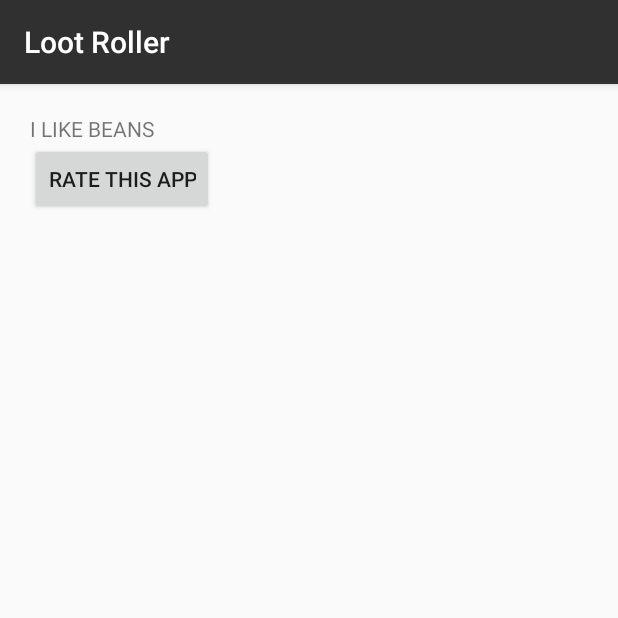
After one commit to BecomingPizza/dnd-5e-treasure, an Android app: the fragment AboutFragment placed in its activity, on a phone screen of 412 x 824 dp, the top half of it. The commit adds this screen. Run offline under Robolectric (Android 15) with nearby library versions, the phone set to English and light mode, and no system bars; our stand-ins replace AdMob.

Commit message:
about fragment w/ link to play store implemented needs tidying up

```diff
--- /dev/null
+++ b/app/src/main/java/com/pizzatech/dnd_5e_treasure/AboutFragment.java
@@ -0,0 +1,27 @@
+package com.pizzatech.dnd_5e_treasure;
+
+import android.app.Fragment;
+import android.os.Bundle;
+import android.view.LayoutInflater;
+import android.view.View;
+import android.view.ViewGroup;
+
+/**
+ * Created by Ashley on 27/09/2016.
+ *
+ * About fragment
+ */
+
+public class AboutFragment extends Fragment {
+
+    @Override
+    public View onCreateView(LayoutInflater inflater, ViewGroup container, Bundle savedInstanceState) {
+        // Inflate the layout for this fragment
+        return inflater.inflate(R.layout.about, container, false);
+    }
+
+    @Override
+    public void onViewCreated(View view, Bundle savedInstanceState) {
+        // Do setup stuff
+    }
+}
--- a/app/src/main/java/com/pizzatech/dnd_5e_treasure/MainActivity.java
+++ b/app/src/main/java/com/pizzatech/dnd_5e_treasure/MainActivity.java
@@ -2,9 +2,12 @@ package com.pizzatech.dnd_5e_treasure;
 
 import android.app.Fragment;
 import android.app.FragmentManager;
+import android.content.ActivityNotFoundException;
 import android.content.ClipData;
 import android.content.ClipboardManager;
+import android.content.Intent;
 import android.content.res.Resources;
+import android.net.Uri;
 import android.support.v4.widget.DrawerLayout;
 import android.support.v7.app.AppCompatActivity;
 import android.os.Bundle;
@@ -15,6 +18,10 @@ import android.widget.ListView;
 import android.widget.Spinner;
 import android.widget.Toast;
 
+import com.google.android.gms.ads.AdRequest;
+import com.google.android.gms.ads.AdView;
+import com.google.android.gms.ads.MobileAds;
+
 import java.util.ArrayList;
 
 public class MainActivity extends AppCompatActivity {
@@ -22,6 +29,8 @@ public class MainActivity extends AppCompatActivity {
     public static ArrayList<TreasureListItem> treasureItems = new ArrayList<>();
 
     static TreasureListItemAdapter treasureItemsListAdapter;
+
+    Fragment fragment;
 
     Resources res;
 
@@ -48,6 +57,12 @@ public class MainActivity extends AppCompatActivity {
         // Default to Loot fragment for now
         selectItem(0);
 
+        // Ads
+        MobileAds.initialize(this, res.getString(R.string.banner_ad_unit_id));
+        AdView adView = (AdView) findViewById(R.id.adView);
+        AdRequest adRequest = new AdRequest.Builder().build();
+        adView.loadAd(adRequest);
+
         //Databases r kewl
         dbAccess = DBAccess.getInstance(this);
 
@@ -62,15 +77,20 @@ public class MainActivity extends AppCompatActivity {
 
     // Swap fragments.... maybe?
     private void selectItem(int position) {
-        // TODO: Build other fragments for other stuff, also probably name them sensibly
         // Create a new fragment
         FragmentManager fragMan = getFragmentManager();
         android.app.FragmentTransaction fragTran = fragMan.beginTransaction();
 
-        Fragment fragment = new TacticalFragment();
-        fragTran.add(R.id.content_frame, fragment);
+        switch (position) {
+            case 0: //Loot
+                fragment = new LootFragment();
+                break;
+            case 1: //About
+                fragment = new AboutFragment();
+        }
+
+        fragTran.replace(R.id.content_frame, fragment);
         fragTran.commit();
-
 
         leftDrawerList.setItemChecked(position, true);
         setTitle(leftDrawerItems[position]);
@@ -117,4 +137,21 @@ public class MainActivity extends AppCompatActivity {
         }
     }
 
+
+
+    public void rateInGP (View v) {
+        Uri uri = Uri.parse("market://details?id=" + this.getPackageName());
+        Intent goToMarket = new Intent(Intent.ACTION_VIEW, uri);
+        // Need these to get back to the app on a back button push supposedly
+        goToMarket.addFlags(Intent.FLAG_ACTIVITY_NO_HISTORY |
+                Intent.FLAG_ACTIVITY_NEW_DOCUMENT |
+                Intent.FLAG_ACTIVITY_MULTIPLE_TASK);
+        try {
+            startActivity(goToMarket);
+        } catch (ActivityNotFoundException e) {
+            startActivity(new Intent(Intent.ACTION_VIEW,
+                    Uri.parse("http://play.google.com/store/apps/details?id=" + this.getPackageName())));
+        }
+    }
+
 }
--- a/app/src/main/java/com/pizzatech/dnd_5e_treasure/TreasureRoller.java
+++ b/app/src/main/java/com/pizzatech/dnd_5e_treasure/TreasureRoller.java
@@ -944,7 +944,6 @@ class TreasureRoller extends AsyncTask {
                 tTable = "armor";
             }
 
-            Log.e("!!!!!", tTable + "   " + tRoll.toString());
             TreasureListItem t = dbAccess.getLoot("magic", tTable, tRoll);
 
             MainActivity.treasureItems.add(t);
--- /dev/null
+++ b/app/src/main/res/layout/about.xml
@@ -0,0 +1,19 @@
+<?xml version="1.0" encoding="utf-8"?>
+<LinearLayout xmlns:android="http://schemas.android.com/apk/res/android"
+    android:orientation="vertical" android:layout_width="match_parent"
+    android:layout_height="match_parent"
+    android:padding="20dp">
+
+    <TextView
+        android:layout_width="match_parent"
+        android:layout_height="wrap_content"
+        android:id="@+id/about_text_view"
+        android:text="@string/about_text"/>
+
+    <Button
+        android:layout_width="wrap_content"
+        android:layout_height="wrap_content"
+        android:text="@string/about_rate"
+        android:id="@+id/rate_button"
+        android:onClick="rateInGP"/>
+</LinearLayout>
--- a/app/src/main/res/layout/main.xml
+++ b/app/src/main/res/layout/main.xml
@@ -1,15 +1,31 @@
 <?xml version="1.0" encoding="utf-8"?>
 <android.support.v4.widget.DrawerLayout xmlns:android="http://schemas.android.com/apk/res/android"
+    xmlns:ads="http://schemas.android.com/apk/res-auto"
     android:id="@+id/drawer_layout"
     android:layout_width="match_parent"
     android:layout_height="match_parent">
 
+    <RelativeLayout
+        android:layout_width="match_parent"
+        android:layout_height="match_parent">
     <!-- The main content view -->
     <FrameLayout
         android:id="@+id/content_frame"
         android:layout_width="match_parent"
-        android:layout_height="match_parent">
+        android:layout_height="match_parent"
+        android:layout_above="@+id/adView">
     </FrameLayout>
+
+    <!-- ads -->
+    <com.google.android.gms.ads.AdView
+        android:id="@+id/adView"
+        android:layout_width="wrap_content"
+        android:layout_height="wrap_content"
+        android:layout_alignParentBottom="true"
+        android:layout_centerHorizontal="true"
+        ads:adSize="BANNER"
+        ads:adUnitId="@string/banner_ad_unit_id" />
+    </RelativeLayout>
 
     <!-- The navigation drawer -->
     <ListView
--- a/app/src/main/res/values/strings.xml
+++ b/app/src/main/res/values/strings.xml
@@ -26,8 +26,9 @@
 
     <string-array name="left_drawer_items">
         <item>Loot Roller</item>
-        <item>Something else</item>
         <item>About</item>
     </string-array>
 
+    <string name="about_text">I LIKE BEANS</string>
+    <string name="about_rate">Rate this app</string>
 </resources>
```
Also changed, not shown: app/src/main/java/com/pizzatech/dnd_5e_treasure/LootFragment.java (renamed from app/src/main/java/com/pizzatech/dnd_5e_treasure/TacticalFragment.java, +1 -12 lines), app/src/main/res/layout/treasure_main.xml (+1 -11 lines).
